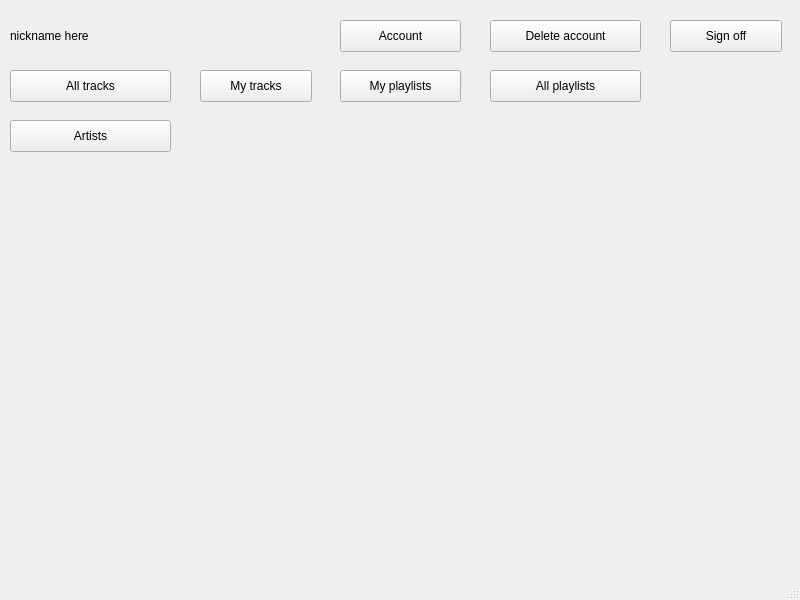
First picture: the form in project/lab6/mainwindow.ui, repository aneroid11/Databases, before the edit.
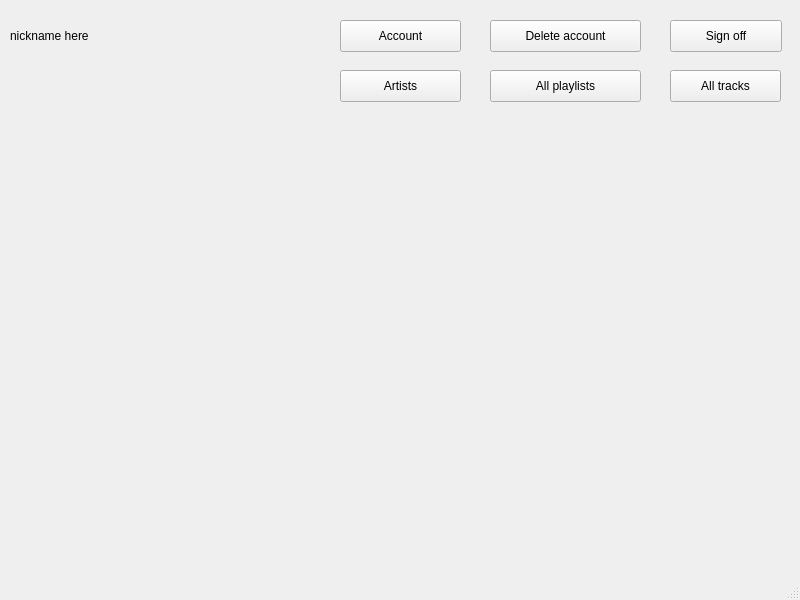
Second picture: the form after the edit. The open tabs and pages were chosen to show the change.

Commit message: disable some buttons

```diff
--- a/project/lab6/mainwindow.ui
+++ b/project/lab6/mainwindow.ui
@@ -294,9 +294,9 @@
      <widget class="QPushButton" name="artistAcc_allTracksButton">
       <property name="geometry">
        <rect>
-        <x>10</x>
+        <x>670</x>
         <y>70</y>
-        <width>161</width>
+        <width>111</width>
         <height>32</height>
        </rect>
       </property>
@@ -304,38 +304,12 @@
        <string>All tracks</string>
       </property>
      </widget>
-     <widget class="QPushButton" name="artistAcc_myTracksButton">
-      <property name="geometry">
-       <rect>
-        <x>200</x>
-        <y>70</y>
-        <width>112</width>
-        <height>32</height>
-       </rect>
-      </property>
-      <property name="text">
-       <string>My tracks</string>
-      </property>
-     </widget>
-     <widget class="QPushButton" name="artistAcc_myPlaylistsButton">
-      <property name="geometry">
-       <rect>
-        <x>340</x>
-        <y>70</y>
-        <width>121</width>
-        <height>32</height>
-       </rect>
-      </property>
-      <property name="text">
-       <string>My playlists</string>
-      </property>
-     </widget>
      <widget class="QPushButton" name="artistAcc_artistsButton">
       <property name="geometry">
        <rect>
-        <x>10</x>
-        <y>120</y>
-        <width>161</width>
+        <x>340</x>
+        <y>70</y>
+        <width>121</width>
         <height>32</height>
        </rect>
       </property>
```
Left out of the diff: 2 changed lines with no effect on the pictures. The commit also changes 1 other file.
